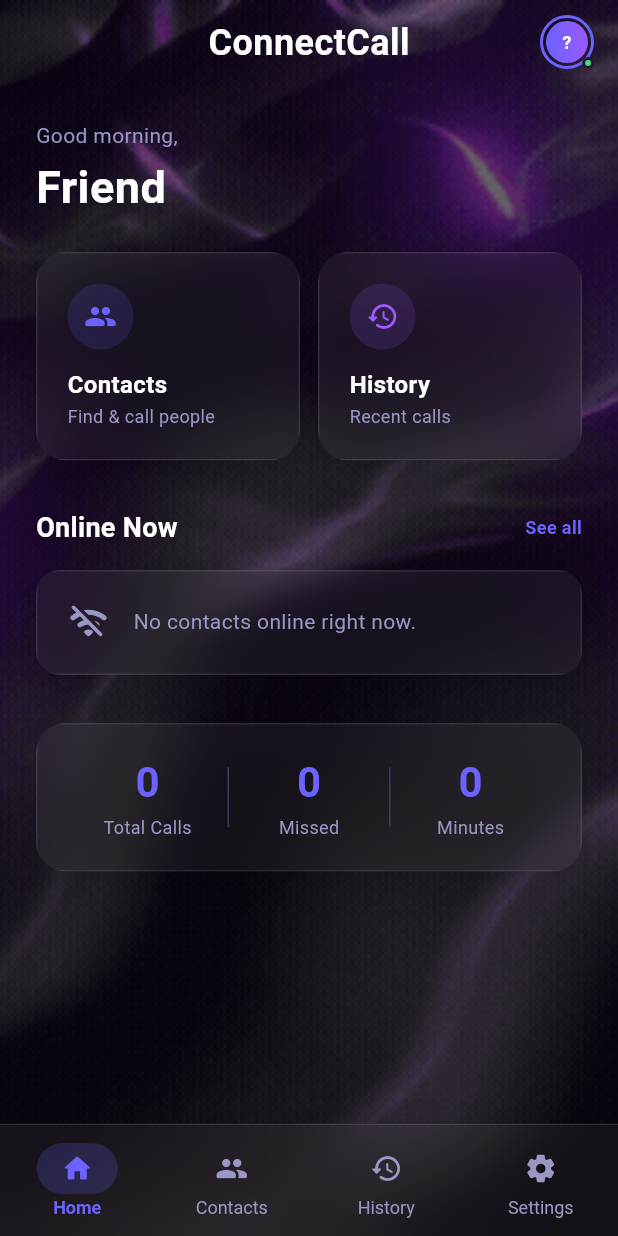
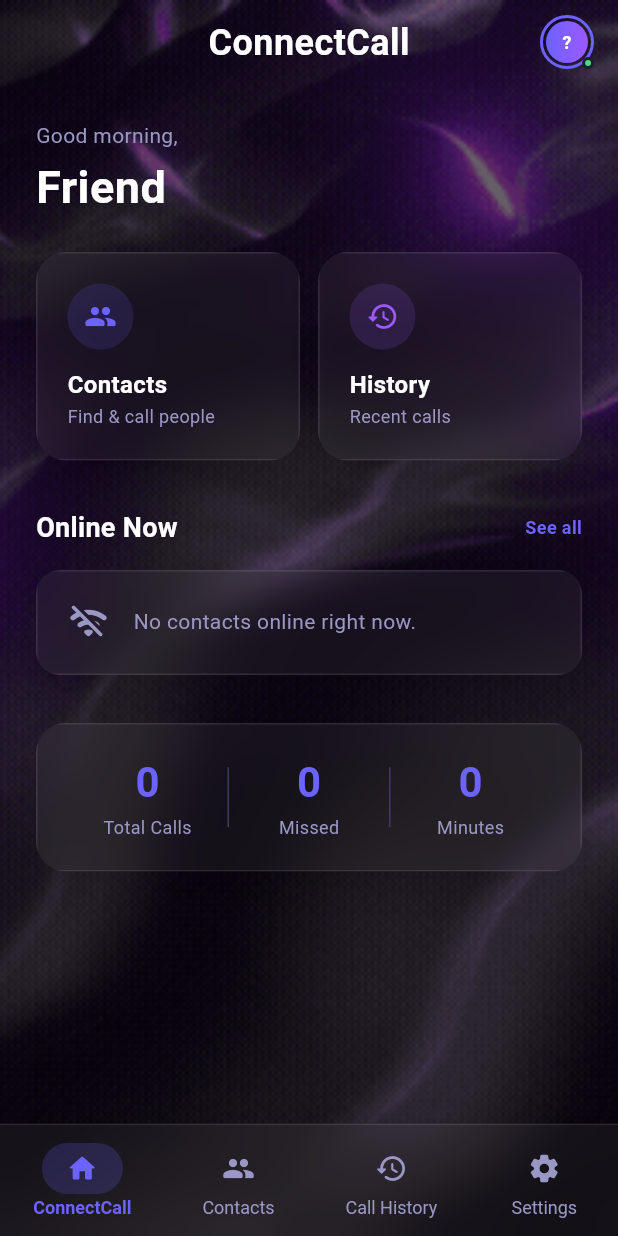
Before and after one commit to binoremohapatra/connectcall, a Flutter app: the HomeScreen screen opened directly, on a phone screen of 412 x 824 dp. Run offline on Flutter 3.47's test engine with Material 3 defaults, Android fonts, the light colour scheme and no system bars; our stand-ins replace cloud_firestore, firebase_auth, firebase_core, firebase_messaging, flutter_local_notifications, flutter_riverpod and 5 more; missing offline and left inert: agora_rtc_engine, flutter_shader_kit; accounts and stored records are empty.

Commit message:
Add sliders for camera/mic permissions and fix translations on main pages

```diff
--- a/connectcall/lib/components/bottom_nav.dart
+++ b/connectcall/lib/components/bottom_nav.dart
@@ -1,21 +1,25 @@
 import 'package:flutter/material.dart';
 import 'app_theme.dart';
 import 'animated_gradient_bg.dart';
+
+import 'package:flutter_riverpod/flutter_riverpod.dart';
+import '../providers/locale_provider.dart';
+import '../l10n/app_translations.dart';
 
 // ─────────────────────────────────────────────────────────────────────────────
 //  AppBottomNav — matches BottomNavWidget + NavItemWidget from FlutterFlow
 //  Fixed bottom navigation bar with icon + label tabs.
 // ─────────────────────────────────────────────────────────────────────────────
 
-class AppBottomNav extends StatelessWidget {
+class AppBottomNav extends ConsumerWidget {
   final int selectedIndex;
   final void Function(int) onTap;
 
   static const _tabs = [
-    _NavTab(icon: Icons.home_rounded, label: 'Home'),
-    _NavTab(icon: Icons.people_rounded, label: 'Contacts'),
-    _NavTab(icon: Icons.history_rounded, label: 'History'),
-    _NavTab(icon: Icons.settings_rounded, label: 'Settings'),
+    _NavTab(icon: Icons.home_rounded, labelKey: 'home'),
+    _NavTab(icon: Icons.people_rounded, labelKey: 'contacts'),
+    _NavTab(icon: Icons.history_rounded, labelKey: 'history'),
+    _NavTab(icon: Icons.settings_rounded, labelKey: 'settings'),
   ];
 
   const AppBottomNav({
@@ -25,7 +29,8 @@ class AppBottomNav extends StatelessWidget {
   });
 
   @override
-  Widget build(BuildContext context) {
+  Widget build(BuildContext context, WidgetRef ref) {
+    final locale = ref.watch(localeProvider);
     return GlassmorphicContainer(
       borderRadius: BorderRadius.zero,
       padding: EdgeInsets.zero,
@@ -41,7 +46,7 @@ class AppBottomNav extends StatelessWidget {
               final tab = _tabs[i];
               return _NavItem(
                 icon: tab.icon,
-                label: tab.label,
+                label: AppTranslations.get(locale, tab.labelKey),
                 isSelected: isSelected,
                 onTap: () => onTap(i),
               );
@@ -55,8 +60,8 @@ class AppBottomNav extends StatelessWidget {
 
 class _NavTab {
   final IconData icon;
-  final String label;
-  const _NavTab({required this.icon, required this.label});
+  final String labelKey;
+  const _NavTab({required this.icon, required this.labelKey});
 }
 
 class _NavItem extends StatelessWidget {
--- a/connectcall/lib/l10n/app_translations.dart
+++ b/connectcall/lib/l10n/app_translations.dart
@@ -21,6 +21,17 @@ class AppTranslations {
       'help': 'Help Center',
       'help_sub': 'Get support and answers',
       'logout': 'Log Out',
+      'home': 'ConnectCall',
+      'contacts': 'Contacts',
+      'history': 'Call History',
+      'settings': 'Settings',
+      'search': 'Search users...',
+      'audio_call': 'Audio Call',
+      'video_call': 'Video Call',
+      'no_calls': 'No calls yet',
+      'online': 'Online',
+      'offline': 'Offline',
+      'connecting': 'Connecting...',
     },
     'hi': {
       'language': 'हिंदी (Hindi)',
@@ -31,9 +42,11 @@ class AppTranslations {
       'notifications_sub': 'कॉल और गतिविधि अलर्ट',
       'privacy': 'गोपनीयता और एक्सेस',
       'camera': 'कैमरा एक्सेस',
+      'camera_access': 'कैमरा एक्सेस',
       'camera_granted': 'स्वीकृत ✓',
       'camera_req': 'वीडियो कॉल के लिए आवश्यक',
       'mic': 'माइक्रोफ़ोन',
+      'microphone': 'माइक्रोफ़ोन',
       'mic_granted': 'स्वीकृत ✓',
       'mic_req': 'सभी कॉल के लिए आवश्यक',
       'e2ee': 'एंड-टू-एंड एन्क्रिप्शन',
@@ -43,6 +56,17 @@ class AppTranslations {
       'help': 'सहायता केंद्र',
       'help_sub': 'समर्थन और उत्तर प्राप्त करें',
       'logout': 'लॉग आउट',
+      'home': 'कनेक्टकॉल',
+      'contacts': 'संपर्क',
+      'history': 'कॉल इतिहास',
+      'settings': 'सेटिंग्स',
+      'search': 'उपयोगकर्ता खोजें...',
+      'audio_call': 'ऑडियो कॉल',
+      'video_call': 'वीडियो कॉल',
+      'no_calls': 'अभी तक कोई कॉल नहीं',
+      'online': 'ऑनलाइन',
+      'offline': 'ऑफ़लाइन',
+      'connecting': 'कनेक्ट हो रहा है...',
     }
   };
 
--- a/connectcall/lib/screens/home_screen.dart
+++ b/connectcall/lib/screens/home_screen.dart
@@ -1,6 +1,8 @@
 import 'package:flutter/material.dart';
 import 'package:flutter_riverpod/flutter_riverpod.dart';
 import '../providers/providers.dart';
+import '../providers/locale_provider.dart';
+import '../l10n/app_translations.dart';
 import '../models/user.dart';
 import '../models/call.dart';
 
@@ -220,15 +222,16 @@ class _HomeScreenState extends ConsumerState<HomeScreen> {
   }
 
   PreferredSizeWidget _buildAppBar(UserModel user) {
+    final locale = ref.watch(localeProvider);
     return AppBar(
       backgroundColor: Colors.transparent,
       elevation: 0,
       title: Text(
         switch (_selectedIndex) {
-          0 => 'ConnectCall',
-          1 => 'Contacts',
-          2 => 'Call History',
-          _ => 'Settings',
+          0 => AppTranslations.get(locale, 'home'),
+          1 => AppTranslations.get(locale, 'contacts'),
+          2 => AppTranslations.get(locale, 'history'),
+          _ => AppTranslations.get(locale, 'settings'),
         },
         style: AppTextStyles.titleLarge,
       ),
```
Also changed, not shown: connectcall/lib/screens/profile_screen.dart (+42 -18 lines).
